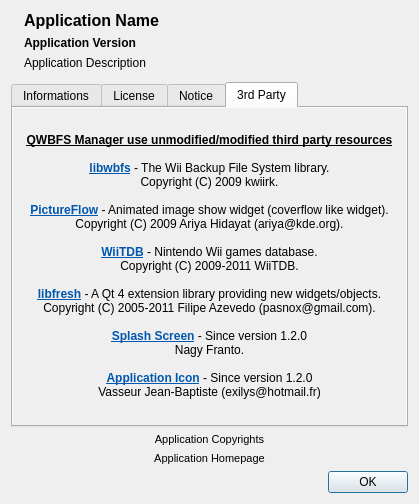
This is qwbfs/src/UIAbout.ui in amestica/qwbfs as Qt 5 draws it before an edit. The edited form follows.
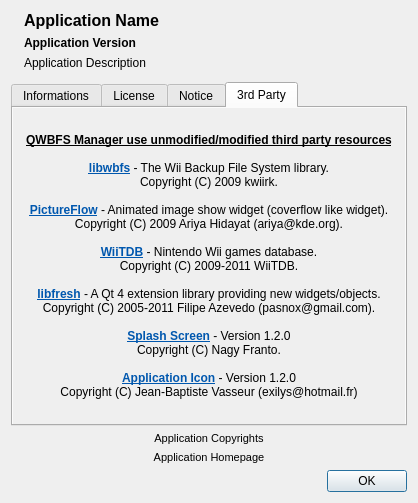
This is the edited form. The open tabs and pages were chosen to show the change. Icons and pictures are not drawn.

```diff
--- a/qwbfs/src/UIAbout.ui
+++ b/qwbfs/src/UIAbout.ui
@@ -6,8 +6,8 @@
    <rect>
     <x>0</x>
     <y>0</y>
-    <width>419</width>
-    <height>504</height>
+    <width>418</width>
+    <height>503</height>
    </rect>
   </property>
   <property name="maximumSize">
@@ -345,8 +345,8 @@
            <rect>
             <x>0</x>
             <y>0</y>
-            <width>403</width>
-            <height>310</height>
+            <width>402</width>
+            <height>309</height>
            </rect>
           </property>
           <layout class="QVBoxLayout" name="verticalLayout_7">
@@ -374,11 +374,11 @@
 &lt;p style=&quot; margin-top:0px; margin-bottom:0px; margin-left:0px; margin-right:0px; -qt-block-indent:0; text-indent:0px;&quot;&gt;&lt;a href=&quot;http://bettercodes.org/projects/fresh&quot;&gt;&lt;span style=&quot; font-family:'Arial'; font-weight:600; text-decoration: underline; color:#0057ae;&quot;&gt;libfresh&lt;/span&gt;&lt;/a&gt;&lt;span style=&quot; font-family:'Arial';&quot;&gt; - A Qt 4 extension library providing new widgets/objects.&lt;/span&gt;&lt;/p&gt;
 &lt;p style=&quot; margin-top:0px; margin-bottom:0px; margin-left:0px; margin-right:0px; -qt-block-indent:0; text-indent:0px;&quot;&gt;&lt;span style=&quot; font-family:'Arial';&quot;&gt;Copyright (C) 2005-2011 Filipe Azevedo (pasnox@gmail.com).&lt;/span&gt;&lt;/p&gt;
 &lt;p style=&quot;-qt-paragraph-type:empty; margin-top:0px; margin-bottom:0px; margin-left:0px; margin-right:0px; -qt-block-indent:0; text-indent:0px; font-family:'Arial';&quot;&gt;&lt;/p&gt;
-&lt;p style=&quot; margin-top:0px; margin-bottom:0px; margin-left:0px; margin-right:0px; -qt-block-indent:0; text-indent:0px;&quot;&gt;&lt;a href=&quot;http://code.google.com/u/nagy.franto&quot;&gt;&lt;span style=&quot; font-weight:600; text-decoration: underline; color:#0057ae;&quot;&gt;Splash Screen&lt;/span&gt;&lt;/a&gt;&lt;span style=&quot; font-family:'Arial';&quot;&gt; - Since version 1.2.0&lt;/span&gt;&lt;/p&gt;
-&lt;p style=&quot; margin-top:0px; margin-bottom:0px; margin-left:0px; margin-right:0px; -qt-block-indent:0; text-indent:0px;&quot;&gt;&lt;span style=&quot; font-family:'Arial';&quot;&gt;Nagy Franto.&lt;/span&gt;&lt;/p&gt;
+&lt;p style=&quot; margin-top:0px; margin-bottom:0px; margin-left:0px; margin-right:0px; -qt-block-indent:0; text-indent:0px;&quot;&gt;&lt;a href=&quot;http://code.google.com/u/nagy.franto&quot;&gt;&lt;span style=&quot; font-family:'Arial'; font-weight:600; text-decoration: underline; color:#0057ae;&quot;&gt;Splash Screen&lt;/span&gt;&lt;/a&gt;&lt;span style=&quot; font-family:'Arial';&quot;&gt; - Version 1.2.0&lt;/span&gt;&lt;/p&gt;
+&lt;p style=&quot; margin-top:0px; margin-bottom:0px; margin-left:0px; margin-right:0px; -qt-block-indent:0; text-indent:0px;&quot;&gt;&lt;span style=&quot; font-family:'Arial';&quot;&gt;Copyright (C) Nagy Franto.&lt;/span&gt;&lt;/p&gt;
 &lt;p style=&quot;-qt-paragraph-type:empty; margin-top:0px; margin-bottom:0px; margin-left:0px; margin-right:0px; -qt-block-indent:0; text-indent:0px; font-family:'Arial';&quot;&gt;&lt;/p&gt;
-&lt;p style=&quot; margin-top:0px; margin-bottom:0px; margin-left:0px; margin-right:0px; -qt-block-indent:0; text-indent:0px;&quot;&gt;&lt;a href=&quot;mailto:exilys@hotmail.fr&quot;&gt;&lt;span style=&quot; font-weight:600; text-decoration: underline; color:#0057ae;&quot;&gt;Application Icon&lt;/span&gt;&lt;/a&gt;&lt;span style=&quot; font-family:'Arial';&quot;&gt; - Since version 1.2.0&lt;/span&gt;&lt;/p&gt;
-&lt;p style=&quot; margin-top:0px; margin-bottom:0px; margin-left:0px; margin-right:0px; -qt-block-indent:0; text-indent:0px;&quot;&gt;&lt;span style=&quot; font-family:'Arial';&quot;&gt;Vasseur Jean-Baptiste (exilys@hotmail.fr)&lt;/span&gt;&lt;/p&gt;&lt;/body&gt;&lt;/html&gt;</string>
+&lt;p style=&quot; margin-top:0px; margin-bottom:0px; margin-left:0px; margin-right:0px; -qt-block-indent:0; text-indent:0px;&quot;&gt;&lt;a href=&quot;mailto:exilys@hotmail.fr&quot;&gt;&lt;span style=&quot; font-family:'Arial'; font-weight:600; text-decoration: underline; color:#0057ae;&quot;&gt;Application Icon&lt;/span&gt;&lt;/a&gt;&lt;span style=&quot; font-family:'Arial';&quot;&gt; - Version 1.2.0&lt;/span&gt;&lt;/p&gt;
+&lt;p style=&quot; margin-top:0px; margin-bottom:0px; margin-left:0px; margin-right:0px; -qt-block-indent:0; text-indent:0px;&quot;&gt;&lt;span style=&quot; font-family:'Arial';&quot;&gt;Copyright (C) Jean-Baptiste &lt;/span&gt;&lt;span style=&quot; font-family:'Arial';&quot;&gt;Vasseur&lt;/span&gt;&lt;span style=&quot; font-family:'Arial';&quot;&gt; (exilys@hotmail.fr)&lt;/span&gt;&lt;/p&gt;&lt;/body&gt;&lt;/html&gt;</string>
              </property>
              <property name="alignment">
               <set>Qt::AlignCenter</set>
```
